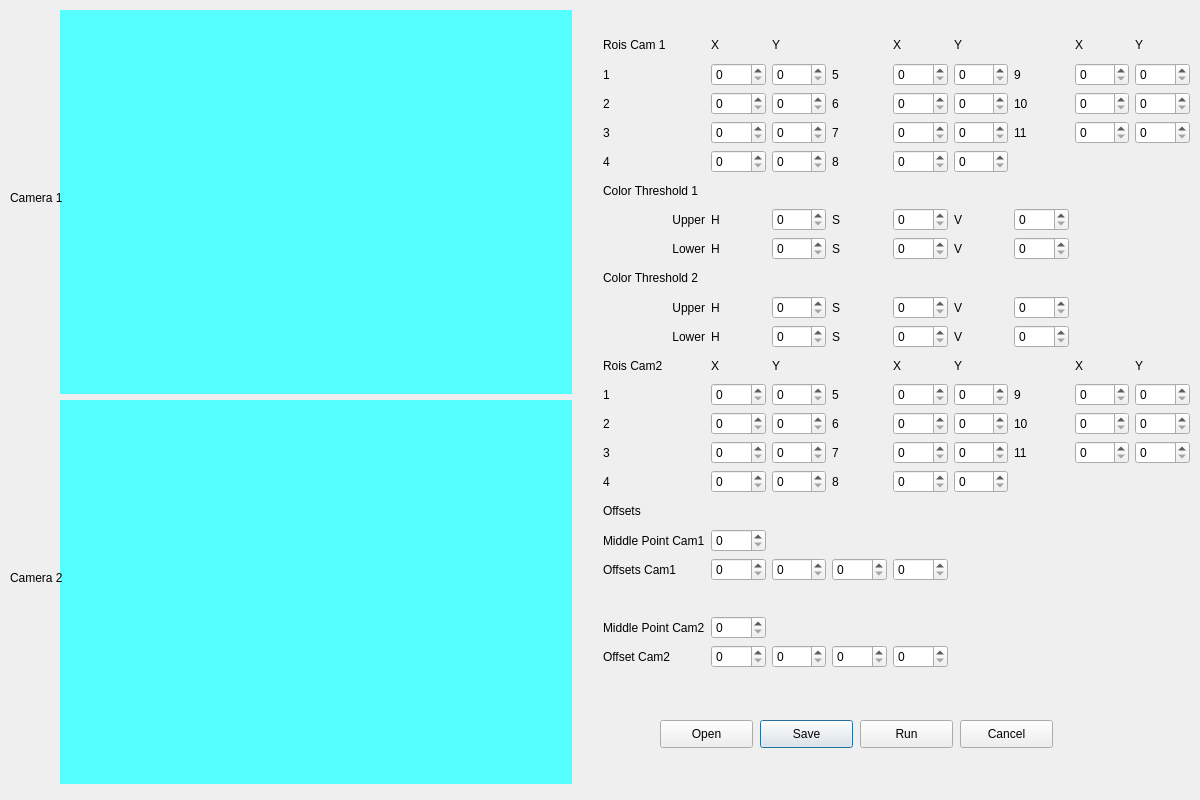
Above: Simulation.ui from rigoletiny/ovos_moles_gui before the change. Below: the same form after it.
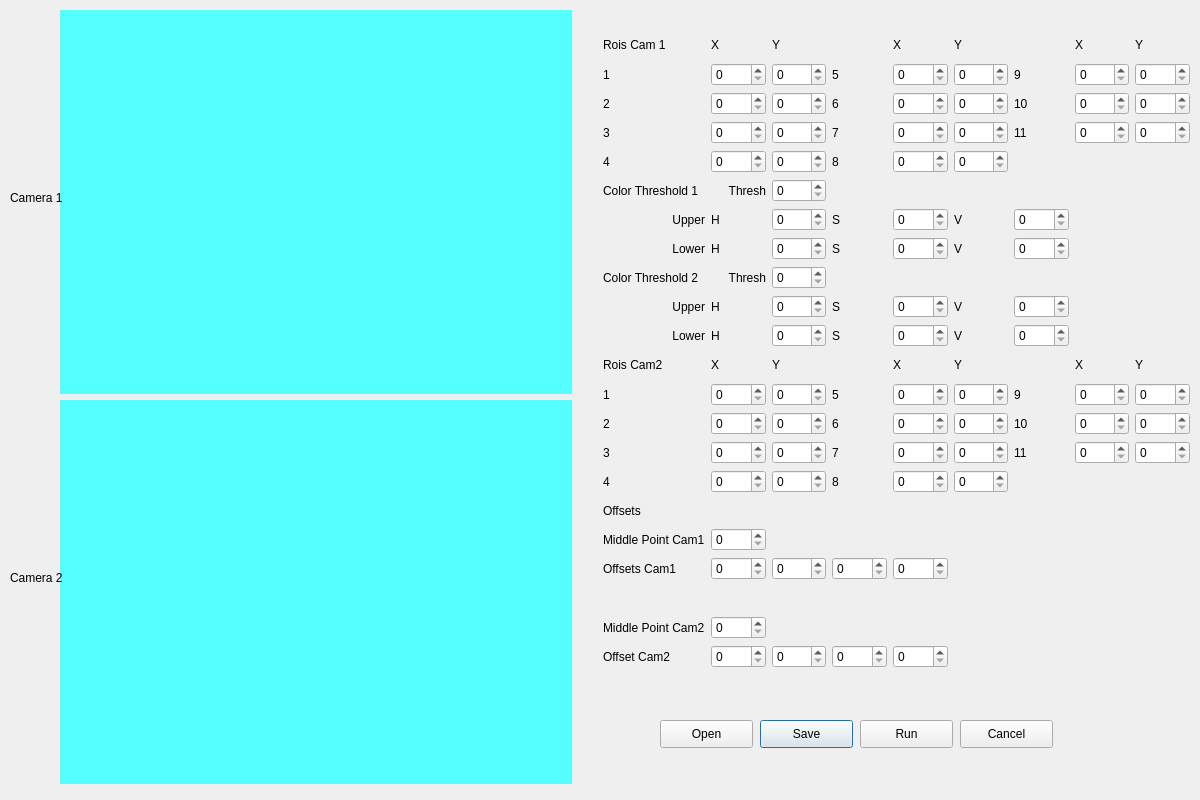
That is the form after the change.

Commit message: Update of the simulation interface

What changed in the file:
```diff
--- a/Simulation.ui
+++ b/Simulation.ui
@@ -1011,6 +1011,32 @@
     <item row="11" column="6">
      <widget class="QSpinBox" name="tresh_2_V_lower"/>
     </item>
+    <item row="9" column="1">
+     <widget class="QLabel" name="label_2">
+      <property name="text">
+       <string>Thresh</string>
+      </property>
+      <property name="alignment">
+       <set>Qt::AlignRight|Qt::AlignTrailing|Qt::AlignVCenter</set>
+      </property>
+     </widget>
+    </item>
+    <item row="9" column="2">
+     <widget class="QSpinBox" name="tresh_2"/>
+    </item>
+    <item row="6" column="1">
+     <widget class="QLabel" name="label">
+      <property name="text">
+       <string>Thresh</string>
+      </property>
+      <property name="alignment">
+       <set>Qt::AlignRight|Qt::AlignTrailing|Qt::AlignVCenter</set>
+      </property>
+     </widget>
+    </item>
+    <item row="6" column="2">
+     <widget class="QSpinBox" name="tresh_1"/>
+    </item>
    </layout>
   </widget>
   <widget class="QPushButton" name="openButton">
```
